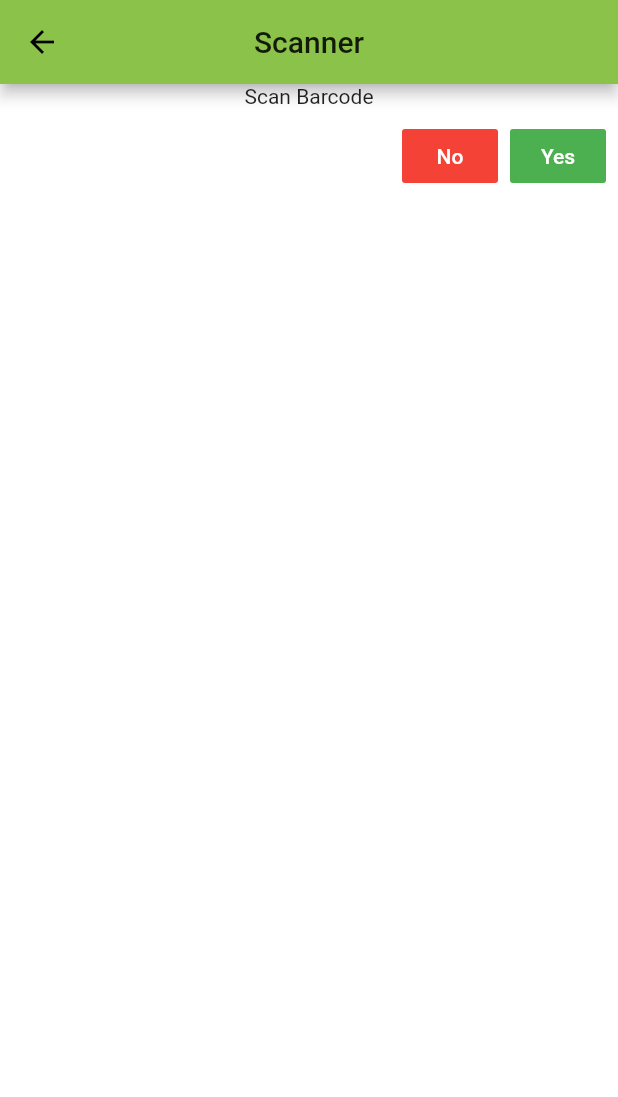
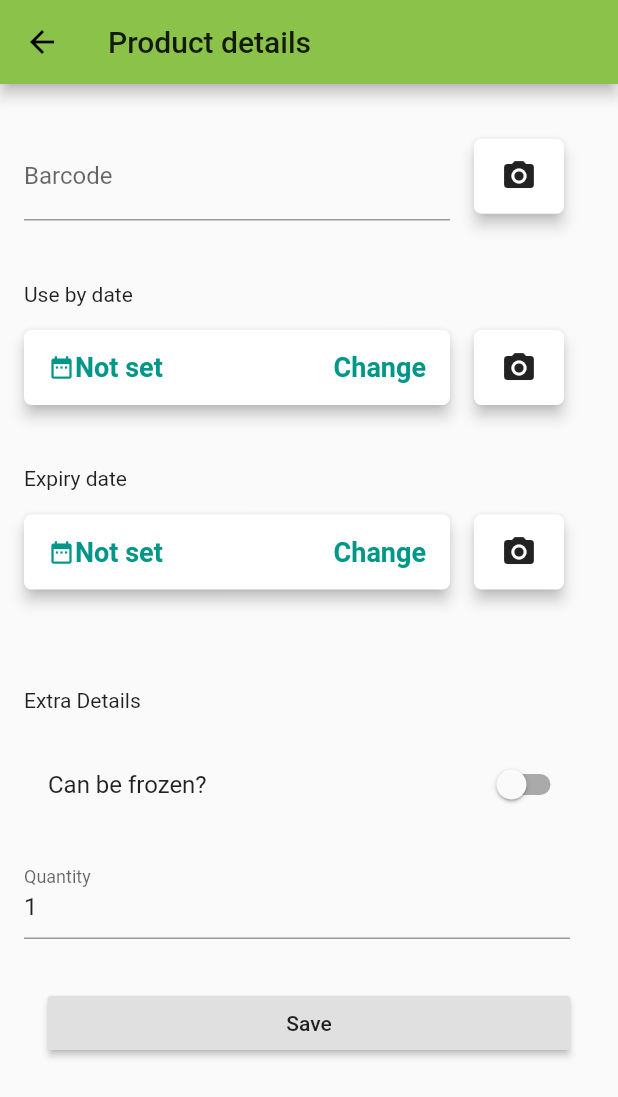
Before and after one commit to RaicuRobert/BigRed, a Flutter app: the ScannedProductsView screen opened directly, after a tap on "Scan new item", on a phone screen of 412 x 824 dp. Shown: the top 1097 px of the screen. Run offline on Flutter 3.47's test engine with Material 2 defaults, Android fonts, the phone set to English and light mode, and no system bars; our stand-ins replace flutter_datetime_picker; missing offline and left inert: flutter_mobile_vision.

```diff
--- /dev/null
+++ b/tesco_share/lib/ProductScan/DateTimePicker.dart
@@ -0,0 +1,43 @@
+import 'package:flutter/material.dart';
+import 'package:flutter_datetime_picker/flutter_datetime_picker.dart';
+
+void main() => runApp(DateTimePicker());
+
+class DateTimePicker extends StatefulWidget {
+  @override
+  _DateTimePickerState createState() => _DateTimePickerState();
+}
+
+class _DateTimePickerState extends State<DateTimePicker> {
+  @override
+  Widget build(BuildContext context) {
+    return MaterialApp(
+      debugShowCheckedModeBanner: false,
+      home: HomeScreen(),
+    );
+  }
+}
+
+class HomeScreen extends StatefulWidget {
+  @override
+  _HomeScreenState createState() => _HomeScreenState();
+}
+
+class _HomeScreenState extends State<HomeScreen> {
+  String _date = "Not set";
+  String _time = "Not set";
+
+  @override
+  void initState() {
+    super.initState();
+  }
+
+  @override
+    Widget build(BuildContext context) {
+      return Scaffold(
+        appBar: AppBar(
+          title: Text('DateTime Picker'),
+        ),
+      );
+  }
+}
--- /dev/null
+++ b/tesco_share/lib/ProductScan/ScannedProductView.dart
@@ -0,0 +1,399 @@
+import 'dart:developer';
+
+import 'package:flutter/material.dart';
+import 'package:flutter_datetime_picker/flutter_datetime_picker.dart';
+import 'package:flutter_mobile_vision/flutter_mobile_vision.dart';
+import 'package:intl/intl.dart';
+import 'package:tesco_share/model/Product.dart';
+import 'package:tesco_share/model/ProductScannedInfo.dart';
+
+
+class ScannedProductView extends StatefulWidget {
+  @override
+  ScannedProductViewState createState() => ScannedProductViewState();
+}
+class ScannedProductViewState extends State<ScannedProductView> {
+  final _formKey = GlobalKey<FormState>();
+  ProductScannedInfo _productScannedInfo = new ProductScannedInfo();
+  TextEditingController _barcodeController = new TextEditingController();
+  TextEditingController _quantityController = new TextEditingController();
+
+
+  DateFormat format = new DateFormat("dd.MMM.yy");
+  DateFormat formatFull = new DateFormat("dd.MM.yyyy");
+
+  ScannedProductViewState(){
+    _productScannedInfo.barcode = "Not set";
+    _productScannedInfo.canBeFrozen = false;
+    _productScannedInfo.quantity = 1;
+    _quantityController.value = new TextEditingValue(text: _productScannedInfo.quantity.toString());
+  }
+
+  @override
+  void initState() {
+    super.initState();
+    FlutterMobileVision.start();
+  }
+
+  @override
+  Widget build(BuildContext context) {
+
+    return Scaffold(
+        appBar: AppBar(title: Text('Product details')),
+        body: Container(
+            padding:
+            const EdgeInsets.symmetric(vertical: 16.0, horizontal: 16.0),
+            child: Builder(
+                builder: (context) => Form(
+                    key: _formKey,
+                    child:LayoutBuilder(
+                    builder: (BuildContext context, BoxConstraints viewportConstraints) {
+                      return SingleChildScrollView(
+                            child: ConstrainedBox(
+                            constraints: BoxConstraints(
+                             minHeight: viewportConstraints.maxHeight,
+                            ),
+                            child: Column(
+                                crossAxisAlignment: CrossAxisAlignment.stretch,
+                                children: [
+                                  _barcodeField(),
+                                  SizedBox(height: 25.0,),
+                                  Text("Use by date"),
+                                  _useByDateTimeField(),
+                                  SizedBox(height: 25.0,),
+                                  Text("Expiry date"),
+                                  _expiryDateTimeField (),
+                                  Container(
+                                    padding: const EdgeInsets.fromLTRB(0, 50, 0, 20),
+                                    child: Text('Extra Details'),
+                                  ),
+                                  SwitchListTile(
+                                      title: const Text('Can be frozen?'),
+                                      value: _productScannedInfo.canBeFrozen,
+                                      onChanged: (bool val) =>
+                                          setState(() => _productScannedInfo.canBeFrozen = val)),
+                                  SizedBox(
+                                      width: 300,
+                                      child:Padding(
+                                        padding: const EdgeInsets.fromLTRB(0, 16, 16, 16),
+                                        child: TextFormField(
+                                          keyboardType: TextInputType.numberWithOptions(),
+                                          controller: _quantityController,
+                                          decoration:
+                                          InputDecoration(labelText: 'Quantity'),
+                                          validator: (value) {
+                                            if (value.isEmpty) {
+                                              return 'Please enter the quantity';
+                                            }
+                                          },
+                                          onSaved: (val) =>
+                                              setState(() => _productScannedInfo.quantity = int.parse(val)),
+                                        ),)),
+                                  Container(
+                                      padding: const EdgeInsets.symmetric(
+                                          vertical: 16.0, horizontal: 16.0),
+                                      child: RaisedButton(
+                                          onPressed: () {
+                                            final form = _formKey.currentState;
+                                            if (form.validate()) {
+                                              form.save();
+                                              //_user.save();
+                                              _showDialog(context);
+                                            }
+                                          },
+                                          child: Text('Save'))),
+                            ])));})))));
+      }
+  _showDialog(BuildContext context) {
+    Scaffold.of(context)
+        .showSnackBar(SnackBar(content: Text('Submitting form')));
+  }
+
+  Future<Null>  _barcodeFieldCheck() async{
+      List<Barcode> barcodes = [];
+      try {
+        barcodes = await FlutterMobileVision.scan(
+          flash: false,
+          autoFocus: true,
+          formats: Barcode.ALL_FORMATS,
+          multiple: false,
+          waitTap: false,
+          showText: false,
+          preview: FlutterMobileVision.getPreviewSizes(FlutterMobileVision.CAMERA_BACK).first,
+          camera: FlutterMobileVision.CAMERA_BACK,
+          fps: 15.0,
+        );
+      } on Exception {
+      }
+
+      if (!mounted) return;
+
+      setState(() => {
+        _productScannedInfo.barcode = barcodes.first.rawValue,
+        _barcodeController.value = new TextEditingValue(text: _productScannedInfo.barcode)
+      });
+  }
+
+
+  _useByDateTimeFieldCheck(){
+    _scanOcr().then((str){
+      DateTime time = format.parse(str);
+      setState(() =>  this._productScannedInfo.useByDate =new DateTime(time.year + 2000, time.month, time.day));
+    });
+  }
+
+  _expiryDateTimeFieldCheck(){
+    _scanOcr().then((str){
+      DateTime time = format.parse(str);
+      setState(() =>  this._productScannedInfo.expiryDate =new DateTime(time.year + 2000, time.month, time.day));
+    });
+  }
+
+  Future<String> _scanOcr() async {
+    List<OcrText> texts = [];
+    RegExp regExp = new RegExp("[0-9]+\.[0-9]+\.[0-9]+");
+    try {
+      texts = await FlutterMobileVision.read(
+        flash: false,
+        autoFocus: true,
+        multiple: false,
+        waitTap: true,
+        showText: true,
+        preview: FlutterMobileVision.getPreviewSizes(FlutterMobileVision.CAMERA_BACK).first,
+        camera: FlutterMobileVision.CAMERA_BACK,
+        fps: 2.0,
+      );
+    } on Exception {
+    }
+
+    if (!mounted) return null;
+    return texts.map((text) => regExp.firstMatch(text.value).group(0)).first;
+  }
+
+  Widget _barcodeField(){
+    return Row(children: <Widget>[
+      SizedBox(
+        width: 300,
+        child:Padding(
+          padding: const EdgeInsets.fromLTRB(0, 16, 16, 16),
+          child: TextFormField(
+            controller: _barcodeController,
+        decoration:
+        InputDecoration(labelText: 'Barcode'),
+        validator: (value) {
+          if (value.isEmpty) {
+            return 'Please enter the barcode';
+          }
+        },
+        onSaved: (val) =>
+            setState(() => _productScannedInfo.barcode = val),
+      ),)),
+      Container(
+          width: 60,
+          height: 50,
+          child: RaisedButton(
+            onPressed: _barcodeFieldCheck,
+            child: Icon(Icons.photo_camera),
+            shape: RoundedRectangleBorder(
+                borderRadius: BorderRadius.circular(5.0)),
+            elevation: 4.0,
+            color: Colors.white,))
+
+
+    ],);
+  }
+
+  Widget _useByDateTimeField (){
+    return Row(
+      mainAxisAlignment: MainAxisAlignment.start,
+      crossAxisAlignment: CrossAxisAlignment.center,
+      children: <Widget>[
+        _useByDateTimePicker(),
+        Container(
+            width: 60,
+            height: 50,
+            child: RaisedButton(
+            onPressed: _useByDateTimeFieldCheck,
+            child: Icon(Icons.photo_camera),
+            shape: RoundedRectangleBorder(
+                borderRadius: BorderRadius.circular(5.0)),
+            elevation: 4.0,
+            color: Colors.white,))
+
+      ],
+    );
+  }
+
+  Widget _expiryDateTimeField (){
+    return Row(
+      mainAxisAlignment: MainAxisAlignment.start,
+      crossAxisAlignment: CrossAxisAlignment.center,
+      children: <Widget>[
+        _expiryDateTimePicker(),
+        Container(
+        width: 60,
+        height: 50,
+          child: RaisedButton(
+            onPressed: _expiryDateTimeFieldCheck,
+            child: Icon(Icons.photo_camera),
+        shape: RoundedRectangleBorder(
+        borderRadius: BorderRadius.circular(5.0)),
+        elevation: 4.0,
+        color: Colors.white,))
+          ],
+    );
+  }
+
+  Widget _useByDateTimePicker(){
+    return  SizedBox(
+        width: 300,
+        child: Padding(
+      padding: const EdgeInsets.fromLTRB(0, 16, 16, 16),
+      child: Container(
+        child: Column(
+          mainAxisSize: MainAxisSize.max,
+          mainAxisAlignment: MainAxisAlignment.center,
+          children: <Widget>[
+            RaisedButton(
+              shape: RoundedRectangleBorder(
+                  borderRadius: BorderRadius.circular(5.0)),
+              elevation: 4.0,
+              onPressed: () {
+                DatePicker.showDatePicker(context,
+                    theme: DatePickerTheme(
+                      containerHeight: 210.0,
+                    ),
+                    showTitleActions: true,
+                    minTime: DateTime(2000, 1, 1),
+                    maxTime: DateTime(2022, 12, 31), onConfirm: (date) {
+                      setState(() {
+                        print('confirm $date');
+                        _productScannedInfo.useByDate = date;});
+                    }, currentTime: DateTime.now(), locale: LocaleType.en);
+              },
+              child: Container(
+                alignment: Alignment.center,
+                height: 50.0,
+                child: Row(
+                  mainAxisAlignment: MainAxisAlignment.spaceBetween,
+                  children: <Widget>[
+                    Row(
+                      children: <Widget>[
+                        Container(
+                          child: Row(
+                            children: <Widget>[
+                              Icon(
+                                Icons.date_range,
+                                size: 18.0,
+                                color: Colors.teal,
+                              ),
+                              Text(
+                                  _productScannedInfo.useByDate == null? "Not set" :  formatFull.format(_productScannedInfo.useByDate),
+                                style: TextStyle(
+                                    color: Colors.teal,
+                                    fontWeight: FontWeight.bold,
+                                    fontSize: 18.0),
+                              ),
+                            ],
+                          ),
+                        )
+                      ],
+                    ),
+                    Text(
+                      "  Change",
+                      style: TextStyle(
+                          color: Colors.teal,
+                          fontWeight: FontWeight.bold,
+                          fontSize: 18.0),
+                    ),
+                  ],
+                ),
+              ),
+              color: Colors.white,
+            )
+          ],
+        ),
+      ),
+    ));
+  }
+
+  DateTime CheckCurrentTime(ProductScannedInfo product){
+    if(product.useByDate == null)
+      return DateTime.now();
+    else
+      return product.useByDate;
+  }
+
+  Widget _expiryDateTimePicker(){
+    return SizedBox(
+        width: 300,
+        child: Padding(
+        padding: const EdgeInsets.fromLTRB(0, 16, 16, 16),
+      child: Container(
+        child: Column(
+          mainAxisSize: MainAxisSize.max,
+          mainAxisAlignment: MainAxisAlignment.center,
+          children: <Widget>[
+            RaisedButton(
+              shape: RoundedRectangleBorder(
+                  borderRadius: BorderRadius.circular(5.0)),
+              elevation: 4.0,
+              onPressed: () {
+                DatePicker.showDatePicker(context,
+                    theme: DatePickerTheme(
+                      containerHeight: 210.0,
+                    ),
+                    showTitleActions: true,
+                    minTime: DateTime(2000, 1, 1),
+                    maxTime: DateTime(2022, 12, 31), onConfirm: (date) {
+                      setState(() {
+                        print('confirm $date');
+                        _productScannedInfo.expiryDate = date;});
+                    }, currentTime: DateTime.now(), locale: LocaleType.en);
+              },
+              child: Container(
+                alignment: Alignment.center,
+                height: 50.0,
+                child: Row(
+                  mainAxisAlignment: MainAxisAlignment.spaceBetween,
+                  children: <Widget>[
+                    Row(
+                      children: <Widget>[
+                        Container(
+                          child: Row(
+                            children: <Widget>[
+                              Icon(
+                                Icons.date_range,
+                                size: 18.0,
+                                color: Colors.teal,
+                              ),
+                              Text(
+                                _productScannedInfo.expiryDate == null? "Not set" : formatFull.format(_productScannedInfo.expiryDate),
+                                style: TextStyle(
+                                    color: Colors.teal,
+                                    fontWeight: FontWeight.bold,
+                                    fontSize: 18.0),
+                              ),
+                            ],
+                          ),
+                        )
+                      ],
+                    ),
+                    Text(
+                      "  Change",
+                      style: TextStyle(
+                          color: Colors.teal,
+                          fontWeight: FontWeight.bold,
+                          fontSize: 18.0),
+                    ),
+                  ],
+                ),
+              ),
+              color: Colors.white,
+            )
+          ],
+        ),
+      ),
+    ));
+  }
+}
--- a/tesco_share/lib/ProductScan/ScannedProducts.dart
+++ b/tesco_share/lib/ProductScan/ScannedProducts.dart
@@ -2,7 +2,7 @@ import 'package:flutter/cupertino.dart';
 import 'package:flutter/material.dart';
 import 'package:tesco_share/Constants.dart';
 
-import 'ScannerView.dart';
+import 'ScannedProductView.dart';
 
 class ScannedProductsView extends StatelessWidget {
 
@@ -35,7 +35,7 @@ class ScannedProductsView extends StatelessWidget {
 
   void _scanItem(context){
     Navigator.push(context,MaterialPageRoute(
-        builder: (context) => ScannerView()
+        builder: (context) => ScannedProductView()
     ));
   }
 
--- a/tesco_share/lib/ProductScan/ScannerView.dart
+++ /dev/null
@@ -1,163 +0,0 @@
-import 'dart:async';
-
-import 'package:flutter/material.dart';
-import 'package:flutter_mobile_vision/flutter_mobile_vision.dart';
-import 'package:tesco_share/ProductScan/ScannedProducts.dart';
-import 'package:tesco_share/model/ProductScannedInfo.dart';
-import 'package:tesco_share/Constants.dart';
-
-enum Step {
-  ScanBarcode,
-  UseBy,
-  DisplayBeforeUntil
-}
-
-
-class ScannerView extends StatefulWidget {
-  @override
-  _ScannerViewState createState() => _ScannerViewState();
-}
-
-class _ScannerViewState extends State<ScannerView> {
-  ProductScannedInfo _product;
-  int _step;
-
-@override
-  void initState() {
-    super.initState();
-    FlutterMobileVision.start();
-    setState(() {
-      _step = 0;
-      _product = new ProductScannedInfo();
-    });
-  }
-  Widget _buildBar(BuildContext context) {
-    return new AppBar(
-      centerTitle: true,
-      title: Text("Scanner"),
-    );
-  }
-
-  @override
-  Widget build(BuildContext context) {
-
-    return Scaffold(
-        appBar: _buildBar(context),
-        body: Column(
-            children: <Widget>[Flexible(
-              child: new Container(
-                color: Colors.white,
-                child: _Tree(BuildContext),
-              ),
-            )]
-        ));
-
-  }
-
-  String _getCurrentStep(){
-    switch(_step){
-      case 0: return "Scan Barcode"; break;
-      case 1: return "Does it have a UseBy date?"; break;
-      case 2: return "Does it have a DisplayBefore or BestUntil date?"; break;
-      default: return "None";
-    }
-  }
-
-  Widget _Tree(BuildContext){
-      if(_step >=3){
-        return _checkData();
-      }
-      else{
-        return _questionScreen(context);
-      }
-  }
-
-  Widget _questionScreen(BuildContext context){
-      return Center(child: Column(
-        children: <Widget>[
-          Text(_getCurrentStep()),
-          ButtonBar(children: <Widget>[
-            FlatButton(child: Text("No"),color: Colors.red, onPressed: _skipStep),
-            FlatButton(child: Text("Yes"),color: Colors.green, onPressed: _doStep,)
-          ],)
-        ],
-      ),);
-  }
-
-  void _doStep(){
-    switch(_step){
-      case 0: _scanBarcode(); break;
-      case 1: _scanOcr().then((str) => setState(() => this._product.useByDate = str )); break;
-      case 2: _scanOcr().then((str) => setState(() => this._product.expiryDate = str ));  break;
-    }
-    _skipStep();
-  }
-
-  void _skipStep(){
-    setState(() {
-      _step = _step+1;
-    });
-  }
-  ///
-  /// Barcode Method
-  ///
-  Future<Null> _scanBarcode() async {
-    List<Barcode> barcodes = [];
-    try {
-      barcodes = await FlutterMobileVision.scan(
-        flash: false,
-        autoFocus: true,
-        formats: Barcode.ALL_FORMATS,
-        multiple: false,
-        waitTap: false,
-        showText: false,
-        preview: FlutterMobileVision.getPreviewSizes(FlutterMobileVision.CAMERA_BACK).first,
-        camera: FlutterMobileVision.CAMERA_BACK,
-        fps: 15.0,
-      );
-    } on Exception {
-    }
-
-    if (!mounted) return;
-
-    setState(() => _product.barcode = barcodes.first.rawValue);
-  }
-
-  Future<String> _scanOcr() async {
-    List<OcrText> texts = [];
-    RegExp regExp = new RegExp("[0-9]+\.[0-9]+\.[0-9]+");
-    try {
-      texts = await FlutterMobileVision.read(
-        flash: false,
-        autoFocus: true,
-        multiple: false,
-        waitTap: true,
-        showText: true,
-        preview: FlutterMobileVision.getPreviewSizes(FlutterMobileVision.CAMERA_BACK).first,
-        camera: FlutterMobileVision.CAMERA_BACK,
-        fps: 2.0,
-      );
-    } on Exception {
-    }
-
-    if (!mounted) return null;
-    return texts.map((text) => regExp.firstMatch(text.value).group(0)).first;
-  }
- Widget _checkData(){
-   return Column(children: <Widget>[
-     Text(_product.barcode),
-     Text(_product.useByDate),
-     Text(_product.expiryDate),
-     FlatButton(child: Text("Confirm"), onPressed: _addToGlobalScannedList,)
-
-   ]);
- }
-
- _addToGlobalScannedList(){
-   scannedProducts.add(_product);
-   Navigator.push(context,MaterialPageRoute(
-       builder: (context) => ScannedProductsView()
-   ));
- }
-
-}
--- a/tesco_share/lib/model/ProductScannedInfo.dart
+++ b/tesco_share/lib/model/ProductScannedInfo.dart
@@ -1,5 +1,7 @@
 class ProductScannedInfo{
   String barcode;
-  String expiryDate;
-  String useByDate;
+  DateTime expiryDate;
+  DateTime useByDate;
+  bool canBeFrozen;
+  int quantity;
 }
--- a/tesco_share/pubspec.yaml
+++ b/tesco_share/pubspec.yaml
@@ -20,6 +20,8 @@ dependencies:
   flutter:
     sdk: flutter
   flutter_mobile_vision: ^0.1.3
+  flutter_datetime_picker: 1.2.5
+  intl: ^0.16.0
   # The following adds the Cupertino Icons font to your application.
   # Use with the CupertinoIcons class for iOS style icons.
   cupertino_icons: ^0.1.2
```
Also changed, not shown: tesco_share/lib/main.dart (+2 -5 lines).
